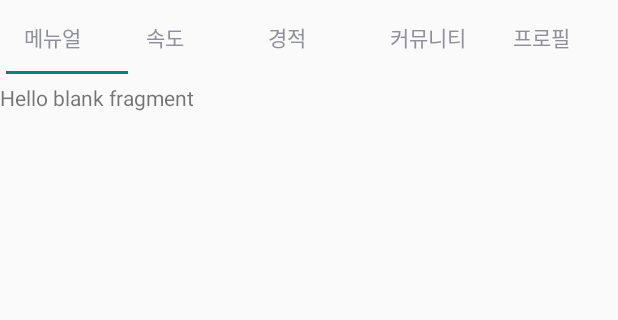
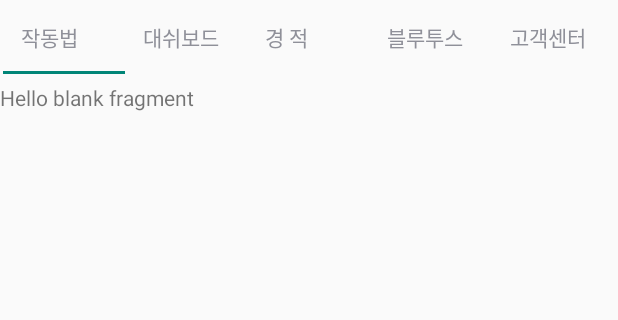
Before and after one commit to yunjipark0623/SafeGo, an Android app: the screen it shows after launch (MainActivity), on a phone screen of 412 x 824 dp, the part 105-425 px from its top. Run offline under Robolectric (Android 15) with nearby library versions, the light colour scheme and no system bars; Roboto replaces fonts that are not available here.

Commit message:
tab이름

```diff
--- a/app/src/main/java/com/example/fragmenttest/MainActivity.java
+++ b/app/src/main/java/com/example/fragmenttest/MainActivity.java
@@ -30,11 +30,11 @@ public class MainActivity extends AppCompatActivity{
 
             mTabLayout = (TabLayout) findViewById(R.id.tabLayout);
 
-            mTabLayout.addTab(mTabLayout.newTab().setCustomView(createTabView("메뉴얼")));
-            mTabLayout.addTab(mTabLayout.newTab().setCustomView(createTabView("속도")));
-            mTabLayout.addTab(mTabLayout.newTab().setCustomView(createTabView("경적")));
-            mTabLayout.addTab(mTabLayout.newTab().setCustomView(createTabView("커뮤니티")));
-            mTabLayout.addTab(mTabLayout.newTab().setCustomView(createTabView("프로필")));
+            mTabLayout.addTab(mTabLayout.newTab().setCustomView(createTabView("작동법")));
+            mTabLayout.addTab(mTabLayout.newTab().setCustomView(createTabView("대쉬보드")));
+            mTabLayout.addTab(mTabLayout.newTab().setCustomView(createTabView("경 적")));
+            mTabLayout.addTab(mTabLayout.newTab().setCustomView(createTabView("블루투스")));
+            mTabLayout.addTab(mTabLayout.newTab().setCustomView(createTabView("고객센터")));
 //
             mViewPager = (ViewPager) findViewById(R.id.pager_content);
             mContentsPagerAdapter = new ContentsPagerAdapter(getSupportFragmentManager(), mTabLayout.getTabCount());
--- a/app/src/main/res/layout/activity_main.xml
+++ b/app/src/main/res/layout/activity_main.xml
@@ -40,7 +40,7 @@
         android:layout_marginStart="8dp"
         android:layout_marginEnd="8dp"
         app:layout_constraintEnd_toEndOf="parent"
-        app:layout_constraintHorizontal_bias="0.384"
+        app:layout_constraintHorizontal_bias="0.538"
         app:layout_constraintStart_toStartOf="parent"
         app:layout_constraintTop_toBottomOf="@+id/toolbar">
 
```
Also changed, not shown: 2071 other files. Lines whose indentation alone changed are shown as unchanged.
